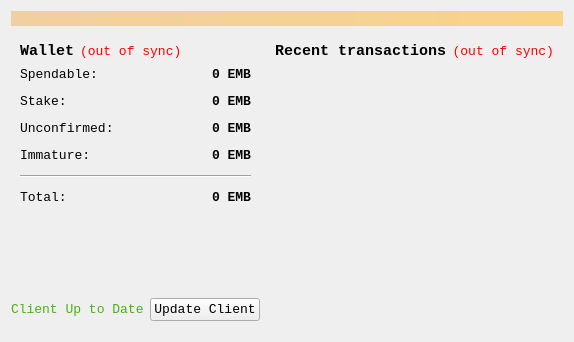
zjohnson24/Ember, file src/qt/forms/overviewpage.ui: the form before one commit.
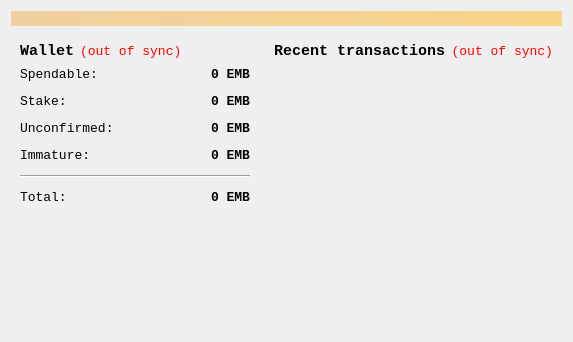
The form after the commit.

Commit message: Actually fully remove the autoupdater change this time.

```diff
--- a/src/qt/forms/overviewpage.ui
+++ b/src/qt/forms/overviewpage.ui
@@ -284,61 +284,6 @@
          </property>
         </spacer>
        </item>
-       <item>
-        <layout class="QHBoxLayout" name="horizontalLayout_3">
-         <property name="topMargin">
-          <number>10</number>
-         </property>
-         <property name="bottomMargin">
-          <number>10</number>
-         </property>
-         <item>
-          <spacer name="horizontalSpacer_3">
-           <property name="orientation">
-            <enum>Qt::Horizontal</enum>
-           </property>
-           <property name="sizeHint" stdset="0">
-            <size>
-             <width>40</width>
-             <height>20</height>
-            </size>
-           </property>
-          </spacer>
-         </item>
-         <item>
-          <widget class="QLabel" name="updated">
-           <property name="styleSheet">
-            <string notr="true">color: rgb(72, 176, 23);</string>
-           </property>
-           <property name="text">
-            <string>Client Up to Date</string>
-           </property>
-          </widget>
-         </item>
-         <item>
-          <widget class="QPushButton" name="updateButton">
-           <property name="autoFillBackground">
-            <bool>false</bool>
-           </property>
-           <property name="text">
-            <string>Update Client</string>
-           </property>
-           <property name="checkable">
-            <bool>false</bool>
-           </property>
-           <property name="autoDefault">
-            <bool>false</bool>
-           </property>
-           <property name="default">
-            <bool>false</bool>
-           </property>
-           <property name="flat">
-            <bool>false</bool>
-           </property>
-          </widget>
-         </item>
-        </layout>
-       </item>
       </layout>
      </item>
      <item>
```
